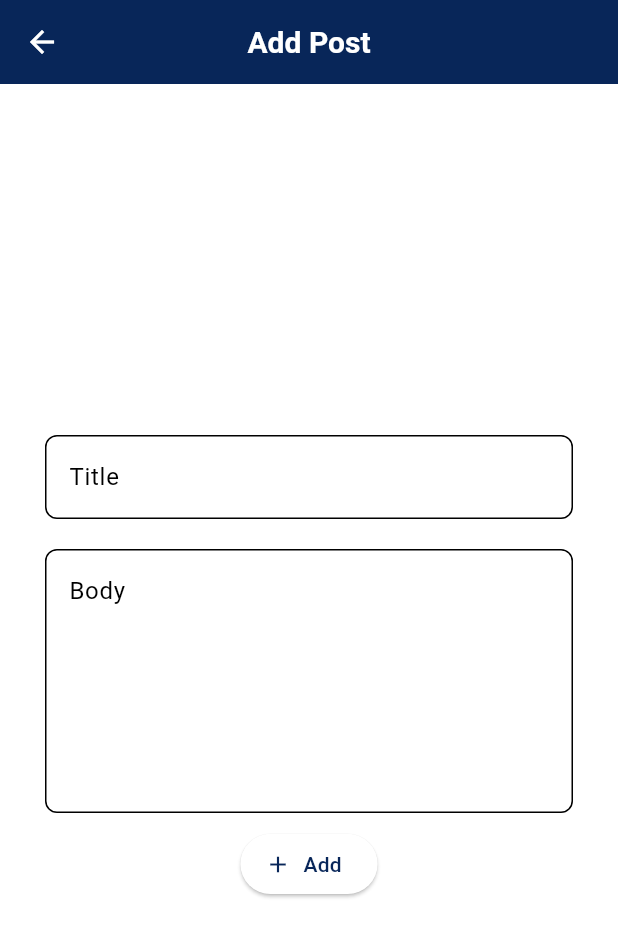
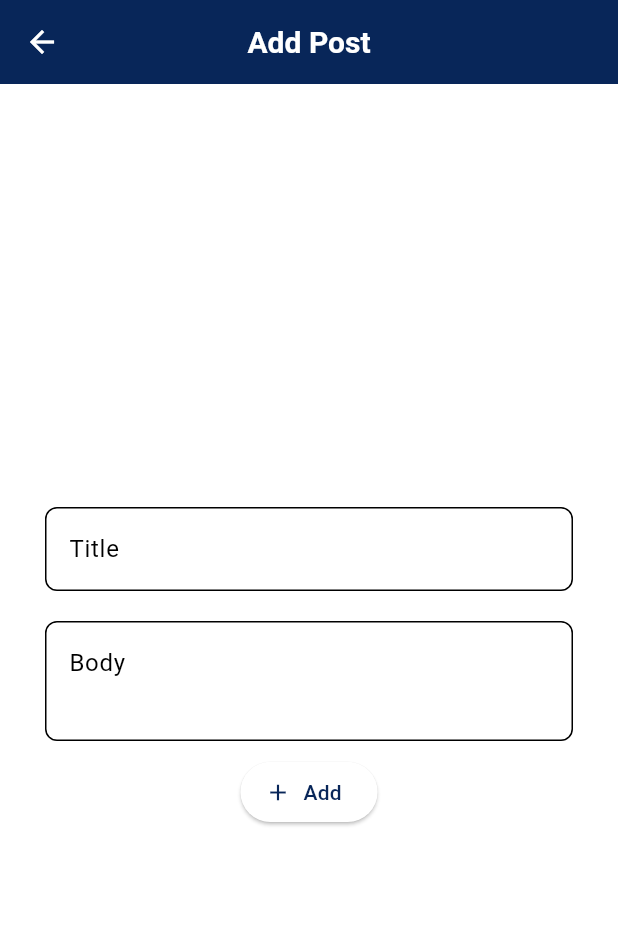
Before and after one commit to Asmaa-Elhendy/clean_architecture_example, a Flutter app: the PostAddUpdatePage screen opened directly, on a phone screen of 412 x 824 dp. Shown: the top 937 px of the screen. Run offline on Flutter 3.47's test engine with Material 3 defaults, Android fonts, the phone set to English and light mode, and no system bars; our stand-ins replace bloc, dartz, equatable, flutter_bloc, get_it, internet_connection_checker and 1 more; accounts and stored records are empty; network calls fail.

Commit message:
adjust clean code of add/update post screen

```diff
--- /dev/null
+++ b/lib/features/posts/presentation/widgets/post_add_update_page/form_submit_btn.dart
@@ -0,0 +1,17 @@
+import 'package:flutter/material.dart';
+
+class FormSubmitBtn extends StatelessWidget {
+  final void Function() onPressed;
+  final bool isUpdate;
+  const FormSubmitBtn(
+      {required this.onPressed, required this.isUpdate, super.key});
+
+  @override
+  Widget build(BuildContext context) {
+    return ElevatedButton.icon(
+      onPressed: onPressed,
+      label: Text(isUpdate ? "Update" : "Add"),
+      icon: isUpdate ? Icon(Icons.update) : Icon(Icons.add),
+    );
+  }
+}
--- a/lib/features/posts/presentation/widgets/post_add_update_page/form_widget.dart
+++ b/lib/features/posts/presentation/widgets/post_add_update_page/form_widget.dart
@@ -1,8 +1,10 @@
 import 'package:clean_architecture_project/features/posts/presentation/bloc/add_update_delete_posts/add_update_delete_posts_bloc.dart';
+import 'package:clean_architecture_project/features/posts/presentation/widgets/post_add_update_page/text_form_field_widget.dart';
 import 'package:flutter/material.dart';
 import 'package:flutter_bloc/flutter_bloc.dart';
 
 import '../../../domain/entities/post.dart';
+import 'form_submit_btn.dart';
 
 class FormWidget extends StatefulWidget {
   final bool isUpdate;
@@ -27,6 +29,31 @@ class _FormWidgetState extends State<FormWidget> {
     super.initState();
   }
 
+  @override
+  Widget build(BuildContext context) {
+    return SingleChildScrollView(
+      child: Form(
+          key: _formKey,
+          child: Column(
+            mainAxisAlignment: MainAxisAlignment.center,
+            crossAxisAlignment: CrossAxisAlignment.center,
+            children: [
+              TextFormFieldWidget(
+                  hintText: "Title",
+                  controller: _titleController,
+                  minLines: false),
+              TextFormFieldWidget(
+                  hintText: "Body",
+                  controller: _bodyController,
+                  minLines: true),
+              FormSubmitBtn(
+                  onPressed: validateFormThenAddOrUpdate,
+                  isUpdate: widget.isUpdate)
+            ],
+          )),
+    );
+  }
+
   void validateFormThenAddOrUpdate() {
     bool isValid = _formKey.currentState!.validate();
     if (isValid) {
@@ -44,44 +71,4 @@ class _FormWidgetState extends State<FormWidget> {
       }
     }
   }
-
-  @override
-  Widget build(BuildContext context) {
-    return SingleChildScrollView(
-      child: Form(
-          key: _formKey,
-          child: Column(
-            mainAxisAlignment: MainAxisAlignment.center,
-            crossAxisAlignment: CrossAxisAlignment.center,
-            children: [
-              Padding(
-                padding:
-                    const EdgeInsets.symmetric(vertical: 10, horizontal: 20),
-                child: TextFormField(
-                  controller: _titleController,
-                  decoration: InputDecoration(hintText: "Title"),
-                  validator: (val) =>
-                      val!.isEmpty ? "Title cannot be empty" : null,
-                ),
-              ),
-              Padding(
-                padding:
-                    const EdgeInsets.symmetric(vertical: 10, horizontal: 20),
-                child: TextFormField(
-                  controller: _bodyController,
-                  maxLines: 6,
-                  validator: (val) =>
-                      val!.isEmpty ? "Body cannot be empty" : null,
-                  decoration: InputDecoration(hintText: "Body"),
-                ),
-              ),
-              ElevatedButton.icon(
-                onPressed: validateFormThenAddOrUpdate,
-                label: Text(widget.isUpdate ? "Update" : "Add"),
-                icon: widget.isUpdate ? Icon(Icons.update) : Icon(Icons.add),
-              )
-            ],
-          )),
-    );
-  }
 }
--- /dev/null
+++ b/lib/features/posts/presentation/widgets/post_add_update_page/text_form_field_widget.dart
@@ -0,0 +1,24 @@
+import 'package:flutter/material.dart';
+
+class TextFormFieldWidget extends StatelessWidget {
+  final String hintText;
+  final TextEditingController controller;
+  final bool minLines;
+  const TextFormFieldWidget({required this.hintText,required this.controller,required this.minLines,super.key});
+
+  @override
+  Widget build(BuildContext context) {
+    return    Padding(
+      padding:
+      const EdgeInsets.symmetric(vertical: 10, horizontal: 20),
+      child: TextFormField(
+        controller: controller,
+        minLines: minLines?2:1,
+        maxLines: 6,
+        validator: (val) =>
+        val!.isEmpty ? "${hintText} cannot be empty" : null,
+        decoration: InputDecoration(hintText: hintText),
+      ),
+    );
+  }
+}
```
